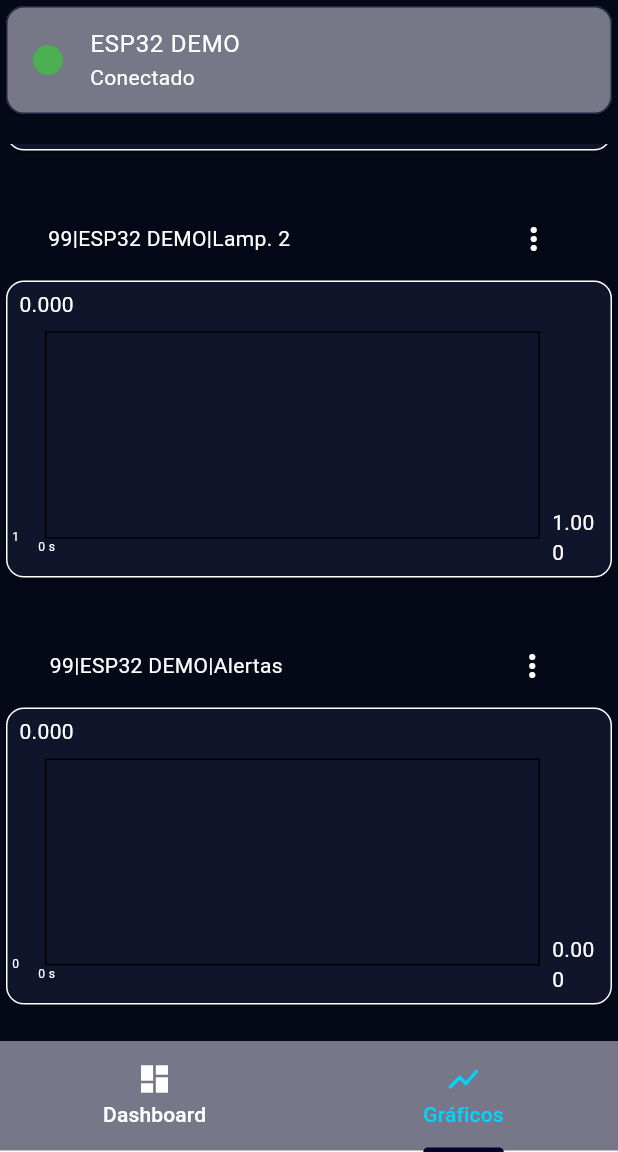
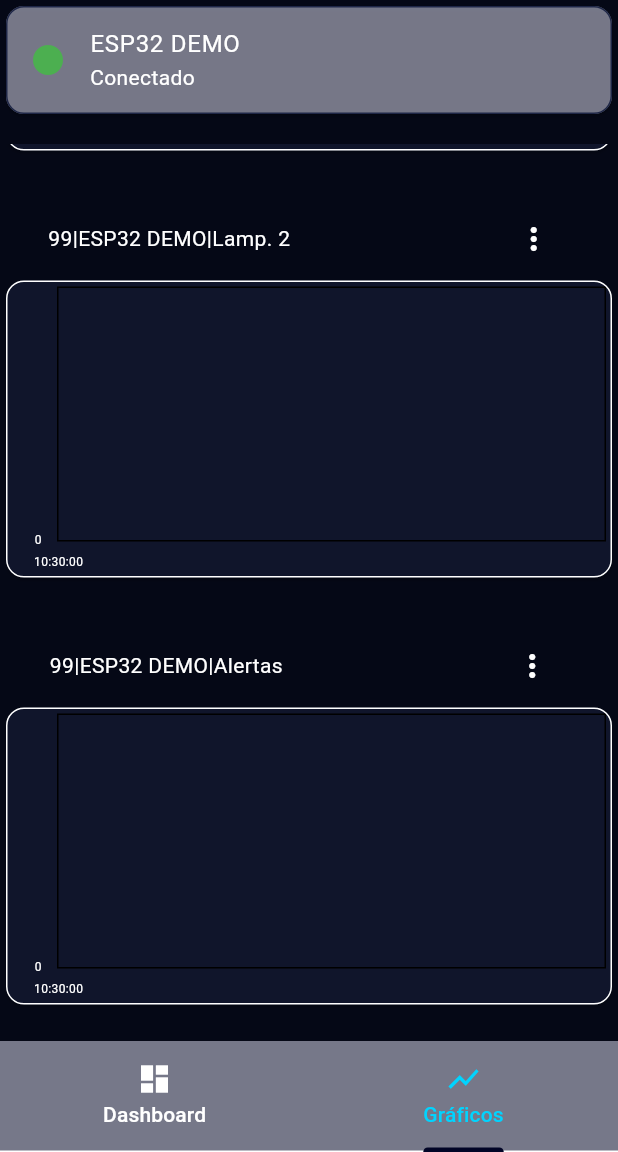
Before and after one commit to GabrielComim/virtualDisplay, a Flutter app: the DemonstrationScreen screen opened directly, tab 2 chosen, scrolled down 815 dp, on a phone screen of 412 x 824 dp, the part 84-1236 px from its top. Run offline on Flutter 3.47's test engine with Material 3 defaults, Android fonts, the phone set to English and light mode, and no system bars; our stand-ins replace cloud_firestore, firebase_analytics, firebase_core, firebase_crashlytics, share_plus, sqflite and 1 more; missing offline and left inert: mqtt_client; accounts and stored records are empty; statements that could not run were skipped.

Commit message:
refactor :hammer: ajustes nos gráficos. Teste dos botões de widgets do dashboard, criado tópico de confirmação.

```diff
--- a/lib/l10n/app_localizations.dart
+++ b/lib/l10n/app_localizations.dart
@@ -530,7 +530,7 @@ abstract class AppLocalizations {
   /// No description provided for @bodyPageSixHowToSendProtocolTwo.
   ///
   /// In pt, this message translates to:
-  /// **'Nestes tópicos é possível ler a alteração de estado de botões. Lê-se \"true\" ou \"false\".\n\n Para mais informações e um exemplo completo de um firmware usando ESP32, acesse o link: '**
+  /// **'Nestes tópicos é possível ler a alteração de estado de botões. Lê-se \"true\" ou \"false\".\nEm seu dispositivo ao receber algo nestes tópicos confirme para que o app altere o estado, para isto retorne o estado no tópico: \n\nvirtualDisplay/DEVICE_NAME/button_ack/TITLE_ITEM \n\n Para mais informações e um exemplo completo de um firmware usando ESP32, acesse o link: '**
   String get bodyPageSixHowToSendProtocolTwo;
 
   /// No description provided for @linkGithubExample.
@@ -770,13 +770,13 @@ abstract class AppLocalizations {
   /// No description provided for @helpTopics.
   ///
   /// In pt, this message translates to:
-  /// **'Tópicos: \n Para configuração: \n * virtualDisplay/response_config \n Para dados: \n * virtualDisplay/data'**
+  /// **'Tópicos: \n Para configuração: \n * virtualDisplay/response_config \n Para dados: \n * virtualDisplay/DEVICE_NAME/data'**
   String get helpTopics;
 
   /// No description provided for @helpTextFour.
   ///
   /// In pt, this message translates to:
-  /// **'O formato da mensagem para configuração, siga como está o exemplo na tela do protocolo, a qual você encontra clicando nos três pontos na barra superior.'**
+  /// **'O formato da mensagem para configuração, siga como está o exemplo na tela do protocolo, a qual você encontra clicando nos três pontos na barra superior quando está na tela da lista de brokers.'**
   String get helpTextFour;
 
   /// No description provided for @helpTextFive.
--- a/lib/l10n/app_localizations_en.dart
+++ b/lib/l10n/app_localizations_en.dart
@@ -225,7 +225,7 @@ class AppLocalizationsEn extends AppLocalizations {
   String get bodyPageSixHowToSendProtocol => 'Inscreva-se nos tópicos:\n  * virtualDisplay/request_config\n * virtualDisplay/config_ack\n\nNo primeiro tópico se você receber getConfig quer dizer que o app não possui configurações válidas. No segundo tópico indica que recebeu as configurações.';
 
   @override
-  String get bodyPageSixHowToSendProtocolTwo => 'Nestes tópicos é possível ler a alteração de estado de botões. Lê-se \"true\" ou \"false\".\n\n Para mais informações e um exemplo completo de um firmware usando ESP32, acesse o link: ';
+  String get bodyPageSixHowToSendProtocolTwo => 'Nestes tópicos é possível ler a alteração de estado de botões. Lê-se \"true\" ou \"false\".\nEm seu dispositivo ao receber algo nestes tópicos confirme para que o app altere o estado, para isto retorne o estado no tópico: \n\nvirtualDisplay/DEVICE_NAME/button_ack/TITLE_ITEM \n\n Para mais informações e um exemplo completo de um firmware usando ESP32, acesse o link: ';
 
   @override
   String get linkGithubExample => 'https://github.com/GabrielComim/virtualDisplayDevice.git';
@@ -345,10 +345,10 @@ class AppLocalizationsEn extends AppLocalizations {
   String get helpTextThree => 'Independente do broker, os dois tópicos que você deve utilizar para configurar e atualizar os dados serão os mesmos';
 
   @override
-  String get helpTopics => 'Tópicos: \n Para configuração: \n * virtualDisplay/response_config \n Para dados: \n * virtualDisplay/data';
+  String get helpTopics => 'Tópicos: \n Para configuração: \n * virtualDisplay/response_config \n Para dados: \n * virtualDisplay/DEVICE_NAME/data';
 
   @override
-  String get helpTextFour => 'O formato da mensagem para configuração, siga como está o exemplo na tela do protocolo, a qual você encontra clicando nos três pontos na barra superior.';
+  String get helpTextFour => 'O formato da mensagem para configuração, siga como está o exemplo na tela do protocolo, a qual você encontra clicando nos três pontos na barra superior quando está na tela da lista de brokers.';
 
   @override
   String get helpTextFive => 'Também nesta tela possui o link para o github com um exemplo de uso.';
--- a/lib/l10n/app_localizations_pt.dart
+++ b/lib/l10n/app_localizations_pt.dart
@@ -225,7 +225,7 @@ class AppLocalizationsPt extends AppLocalizations {
   String get bodyPageSixHowToSendProtocol => 'Inscreva-se nos tópicos:\n  * virtualDisplay/request_config\n * virtualDisplay/config_ack\n\nNo primeiro tópico se você receber getConfig quer dizer que o app não possui configurações válidas. No segundo tópico indica que recebeu as configurações.';
 
   @override
-  String get bodyPageSixHowToSendProtocolTwo => 'Nestes tópicos é possível ler a alteração de estado de botões. Lê-se \"true\" ou \"false\".\n\n Para mais informações e um exemplo completo de um firmware usando ESP32, acesse o link: ';
+  String get bodyPageSixHowToSendProtocolTwo => 'Nestes tópicos é possível ler a alteração de estado de botões. Lê-se \"true\" ou \"false\".\nEm seu dispositivo ao receber algo nestes tópicos confirme para que o app altere o estado, para isto retorne o estado no tópico: \n\nvirtualDisplay/DEVICE_NAME/button_ack/TITLE_ITEM \n\n Para mais informações e um exemplo completo de um firmware usando ESP32, acesse o link: ';
 
   @override
   String get linkGithubExample => 'https://github.com/GabrielComim/virtualDisplayDevice.git';
@@ -345,10 +345,10 @@ class AppLocalizationsPt extends AppLocalizations {
   String get helpTextThree => 'Independente do broker, os dois tópicos que você deve utilizar para configurar e atualizar os dados serão os mesmos';
 
   @override
-  String get helpTopics => 'Tópicos: \n Para configuração: \n * virtualDisplay/response_config \n Para dados: \n * virtualDisplay/data';
+  String get helpTopics => 'Tópicos: \n Para configuração: \n * virtualDisplay/response_config \n Para dados: \n * virtualDisplay/DEVICE_NAME/data';
 
   @override
-  String get helpTextFour => 'O formato da mensagem para configuração, siga como está o exemplo na tela do protocolo, a qual você encontra clicando nos três pontos na barra superior.';
+  String get helpTextFour => 'O formato da mensagem para configuração, siga como está o exemplo na tela do protocolo, a qual você encontra clicando nos três pontos na barra superior quando está na tela da lista de brokers.';
 
   @override
   String get helpTextFive => 'Também nesta tela possui o link para o github com um exemplo de uso.';
--- a/lib/l10n/app_pt.arb
+++ b/lib/l10n/app_pt.arb
@@ -97,7 +97,7 @@
   "bodyPageFiveHowToSendProtocol": "É neste tópico que o valor do item será atualizado.\n",
   "bodyPageFiveHowToSendProtocolTwo": "Se for um sensor de temperatura, deve-se colocar o título do item e o valor. Algo como:\n",
   "bodyPageSixHowToSendProtocol": "Inscreva-se nos tópicos:\n  * virtualDisplay/request_config\n * virtualDisplay/config_ack\n\nNo primeiro tópico se você receber getConfig quer dizer que o app não possui configurações válidas. No segundo tópico indica que recebeu as configurações.",
-  "bodyPageSixHowToSendProtocolTwo": "Nestes tópicos é possível ler a alteração de estado de botões. Lê-se \"true\" ou \"false\".\n\n Para mais informações e um exemplo completo de um firmware usando ESP32, acesse o link: ",
+  "bodyPageSixHowToSendProtocolTwo": "Nestes tópicos é possível ler a alteração de estado de botões. Lê-se \"true\" ou \"false\".\nEm seu dispositivo ao receber algo nestes tópicos confirme para que o app altere o estado, para isto retorne o estado no tópico: \n\nvirtualDisplay/DEVICE_NAME/button_ack/TITLE_ITEM \n\n Para mais informações e um exemplo completo de um firmware usando ESP32, acesse o link: ",
   "linkGithubExample": "https://github.com/GabrielComim/virtualDisplayDevice.git",
 
   "@automations_screen": {"description": "STRINGS USADAS NO automations_screen"},
@@ -149,8 +149,8 @@
   "helpTextOne": "Para adicionar um broker, primeiro você precisa ter um broker MQTT, ele que fará o intercâmbio das mensagens entre seu dispositivo e os demais.",
   "helpTextTwo": "Procure e crie um broker em seu computador, você precisa pelo menos o HOST aquele código principal que surge ao criar o broker.",
   "helpTextThree": "Independente do broker, os dois tópicos que você deve utilizar para configurar e atualizar os dados serão os mesmos",
-  "helpTopics": "Tópicos: \n Para configuração: \n * virtualDisplay/response_config \n Para dados: \n * virtualDisplay/data",
-  "helpTextFour": "O formato da mensagem para configuração, siga como está o exemplo na tela do protocolo, a qual você encontra clicando nos três pontos na barra superior.",
+  "helpTopics": "Tópicos: \n Para configuração: \n * virtualDisplay/response_config \n Para dados: \n * virtualDisplay/DEVICE_NAME/data",
+  "helpTextFour": "O formato da mensagem para configuração, siga como está o exemplo na tela do protocolo, a qual você encontra clicando nos três pontos na barra superior quando está na tela da lista de brokers.",
   "helpTextFive": "Também nesta tela possui o link para o github com um exemplo de uso.",
   "helpTextSix": "Em caso de algum problema envie um feedback no botão feedback.",
 
--- a/lib/services/mqtt/mqtt_message_processor.dart
+++ b/lib/services/mqtt/mqtt_message_processor.dart
@@ -50,7 +50,7 @@ class MqttMessageProcessor {
         _processData(json, deviceNameFromTopic);
       }
       // RECEBE OS VALORES DOS BOTÕES
-      else if (topic.contains(Constants.mqttTopicButton)) {
+      else if (topic.contains(Constants.mqttTopicButtonAck)) {
         developer.log('Button recebido');
         // Pega qual card alterou valor
         final cardTitle = topic.split('/').last;
--- a/lib/utils/constants.dart
+++ b/lib/utils/constants.dart
@@ -77,6 +77,7 @@ class Constants {
   static const String mqttTopicResponseConfig = '/response_config';
   static const String mqttTopicConfigAck = '/config_ack';
   static const String mqttTopicButton = '/button/';
+  static const String mqttTopicButtonAck = '/button_ack/';
 
   // Usado para lógica de comparação
   static const String topicData = '/data';
--- a/lib/widgets/cards/cards_dashboard_bool.dart
+++ b/lib/widgets/cards/cards_dashboard_bool.dart
@@ -33,7 +33,7 @@ class _CardsDashboardBoolState extends State<CardsDashboardBool> {
     valueButton = !valueButton;
     final MqttPublishVm mqttPublish = context.read<MqttPublishVm>();
     // Monta o tópico conforme o dispositivo e o card, e publica o valor do botão
-    String topic = '${Constants.baseTopic}/${widget.deviceName}/${Constants.mqttTopicButton}${widget.title}';
+    String topic = '${Constants.baseTopic}/${widget.deviceName}${Constants.mqttTopicButton}${widget.title}';
     // Publica o valor do botão
     mqttPublish.sendButton(topic, valueButton);
   }
--- a/lib/widgets/item_line_chart.dart
+++ b/lib/widgets/item_line_chart.dart
@@ -3,6 +3,7 @@ import 'package:flutter/material.dart';
 import 'package:virtual_display/l10n/app_localizations.dart';
 import 'package:virtual_display/models/chart_data.dart';
 import 'package:virtual_display/models/chart_sample.dart';
+import 'package:virtual_display/utils/constants.dart';
 import 'package:virtual_display/widgets/buttons/button_more_options.dart';
 
 class ItemLineChart extends StatelessWidget {
@@ -11,30 +12,21 @@ class ItemLineChart extends StatelessWidget {
   final String deviceName;
 
   // Construtor
-  const ItemLineChart({super.key, required this.chartData, required this.brokerId, required this.deviceName});
+  const ItemLineChart({
+    super.key,
+    required this.chartData,
+    required this.brokerId,
+    required this.deviceName,
+  });
 
   List<FlSpot> _buildSpots(List<ChartSample> samples) {
-    final baseTime = samples.first.timestamp;
-
-    return samples.asMap().entries.map((entry) {
-      // final index = entry.key;
-      final sample = entry.value;
-
+    return samples.map<FlSpot>((sample) {
       // Eixo x - Tempo relativo em segundos
-      final x = sample.timestamp.difference(baseTime).inSeconds.toDouble();
+      final x = sample.timestamp.millisecondsSinceEpoch / 1000.0;
 
       return FlSpot(x, sample.value);
     }).toList();
   }
-
-  // String _convertUnitToGraphic(String chartUnit) {
-  //   switch(chartUnit) {
-  //     case :
-  //       return;
-  //     case :
-  //       return;
-  //   }
-  // }
 
   @override
   Widget build(BuildContext context) {
@@ -42,7 +34,14 @@ class ItemLineChart extends StatelessWidget {
       return Center(child: Text(AppLocalizations.of(context)!.noData));
     }
 
-    final spots = _buildSpots(chartData.samples);
+    // Janela de tempo para o eixo x do gráfico
+    final now = DateTime.now();
+    final startTime = now.subtract(Constants.timeWindow);
+    final visibleSamples = chartData.samples
+        .where((sample) => sample.timestamp.isAfter(startTime))
+        .toList();
+    // Cria os pontos do gráfico a partir das amostras visíveis
+    final spots = _buildSpots(visibleSamples);
 
     // Converte a unidade para forma correta de apresentar no gráfico
     // final unit = _convertUnitToGraphic(chartData.unit);
@@ -55,7 +54,12 @@ class ItemLineChart extends StatelessWidget {
           children: [
             Text(chartData.title),
             SizedBox(width: 10),
-            buttonMoreOptionsMainScreen(context, chartData, brokerId, deviceName),
+            buttonMoreOptionsMainScreen(
+              context,
+              chartData,
+              brokerId,
+              deviceName,
+            ),
             // ElevatedButton(
             //   style: ElevatedButton.styleFrom(
             //     padding: EdgeInsets.symmetric(horizontal: 10, vertical: 10),
@@ -86,31 +90,62 @@ class ItemLineChart extends StatelessWidget {
               height: 190,
               child: LineChart(
                 LineChartData(
+                  minX: startTime.millisecondsSinceEpoch / 1000.0,
+                  maxX: now.millisecondsSinceEpoch / 1000.0,
                   gridData: FlGridData(show: true),
                   // VALORES E UNIDADES NO GRÁFICO
                   titlesData: FlTitlesData(
                     show: true,
                     bottomTitles: AxisTitles(
                       sideTitles: SideTitles(
+                        interval:
+                            10, // Intervalo entre os valores do eixo horizontal
+                        reservedSize:
+                            20, // Área reservada para os valores do eixo.
                         showTitles: true,
                         getTitlesWidget: (value, meta) {
-                          return Text(
-                            '${value.toInt()} s',
-                            style: TextStyle(fontSize: 8),
+                          if (value - (startTime.millisecondsSinceEpoch / 1000.0) <
+                                  Constants.edgeMarginChart ||
+                              value - (now.millisecondsSinceEpoch / 1000.0) >
+                                  - Constants.edgeMarginChart) {
+                            return SizedBox.shrink(); // Retorna um widget vazio para não mostrar o título
+                          }
+                          final date = DateTime.fromMicrosecondsSinceEpoch(
+                            (value * 1000000).toInt(),
+                          );
+                          final time =
+                              '${date.hour.toString().padLeft(2, '0')}:'
+                              '${date.minute.toString().padLeft(2, '0')}:'
+                              '${date.second.toString().padLeft(2, '0')}';
+                          return SideTitleWidget(
+                            meta: meta,
+                            child: Text(time, style: TextStyle(fontSize: 8)),
                           );
                         },
                       ),
                     ),
                     leftTitles: AxisTitles(
                       sideTitles: SideTitles(
+                        reservedSize: 30,
                         showTitles: true,
                         getTitlesWidget: (value, meta) {
-                          return Text(
-                            '${value.toStringAsFixed(0)} ${chartData.unit}',
-                            style: TextStyle(fontSize: 8),
+                          return SideTitleWidget(
+                            meta: meta,
+                            child: Text(
+                              '${value.toStringAsFixed(0)} ${chartData.unit}',
+                              style: TextStyle(fontSize: 8),
+                            ),
                           );
                         },
                       ),
+                    ),
+                    // Não mostra valores no eixo y direito
+                    rightTitles: AxisTitles(
+                      sideTitles: SideTitles(showTitles: false),
+                    ),
+                    // Não mostra valores no eixo x superior
+                    topTitles: AxisTitles(
+                      sideTitles: SideTitles(showTitles: false),
                     ),
                   ),
                   borderData: FlBorderData(show: true),
```
Also changed, not shown: lib/screens/protocol_screen.dart (+4 -4 lines).
